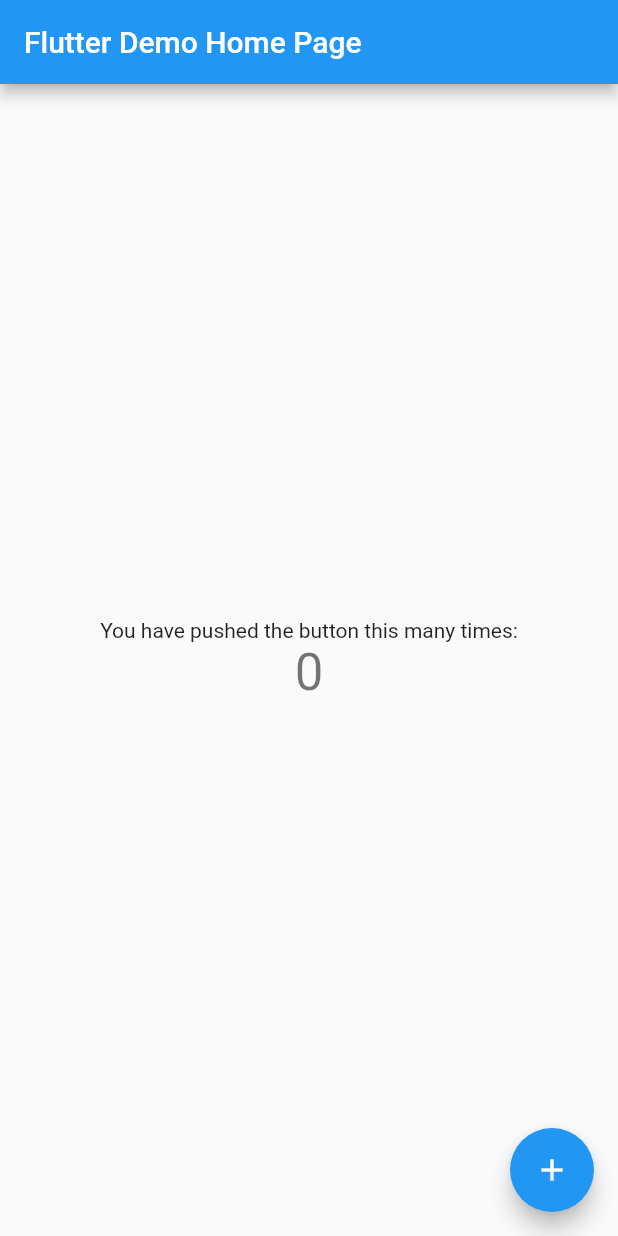
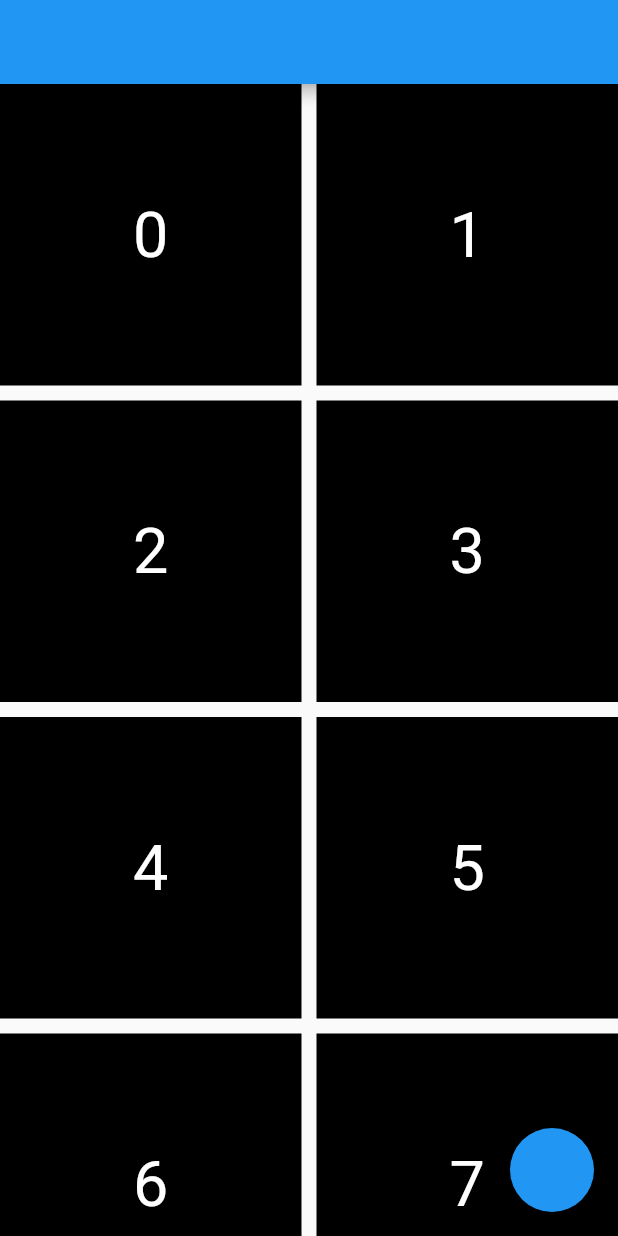
Before and after one commit to YukiOnishi1129/flutterpractice, a Flutter app: the screen it shows after launch, on a phone screen of 412 x 824 dp. Run offline on Flutter 3.47's test engine with Material 2 defaults, Android fonts, the phone set to English and light mode, and no system bars.

Commit message:
GridViewのページ作成

```diff
--- /dev/null
+++ b/lib/grid_view_page.dart
@@ -0,0 +1,33 @@
+import 'package:flutter/material.dart';
+
+class GridViewPage extends StatefulWidget {
+  @override
+  _GridViewPageState createState() => _GridViewPageState();
+}
+
+class _GridViewPageState extends State<GridViewPage> {
+  @override
+  Widget build(BuildContext context) {
+    return Scaffold(
+      appBar: AppBar(),
+      floatingActionButton: FloatingActionButton(
+        onPressed: () {},
+      ),
+      body: GridView.builder(
+        gridDelegate: SliverGridDelegateWithFixedCrossAxisCount(
+          crossAxisCount: 2,
+          crossAxisSpacing: 10,
+          mainAxisSpacing: 10,
+        ),
+        itemBuilder: (context, index) => Container(
+            color: Colors.black,
+            child: Center(
+                child: Text(index.toString(),
+                    style: TextStyle(
+                      fontSize: 42,
+                      color: Colors.white,
+                    )))),
+      ),
+    );
+  }
+}
--- a/lib/main.dart
+++ b/lib/main.dart
@@ -1,8 +1,8 @@
 import 'package:flutter/material.dart';
 
-void main() {
-  runApp(const MyApp());
-}
+import 'grid_view_page.dart';
+
+void main() => runApp(const MyApp());
 
 class MyApp extends StatelessWidget {
   const MyApp({Key? key}) : super(key: key);
@@ -11,58 +11,54 @@ class MyApp extends StatelessWidget {
   @override
   Widget build(BuildContext context) {
     return MaterialApp(
-      title: 'Flutter Demo',
-      theme: ThemeData(
-        primarySwatch: Colors.blue,
-      ),
-      home: const MyHomePage(title: 'Flutter Demo Home Page'),
+      home: GridViewPage(),
     );
   }
 }
 
-class MyHomePage extends StatefulWidget {
-  const MyHomePage({Key? key, required this.title}) : super(key: key);
-
-  final String title;
-
-  @override
-  State<MyHomePage> createState() => _MyHomePageState();
-}
-
-class _MyHomePageState extends State<MyHomePage> {
-  int _counter = 0;
-
-  void _incrementCounter() {
-    setState(() {
-      _counter++;
-    });
-  }
-
-  @override
-  Widget build(BuildContext context) {
-    return Scaffold(
-      appBar: AppBar(
-        title: Text(widget.title),
-      ),
-      body: Center(
-        child: Column(
-          mainAxisAlignment: MainAxisAlignment.center,
-          children: <Widget>[
-            const Text(
-              'You have pushed the button this many times:',
-            ),
-            Text(
-              '$_counter',
-              style: Theme.of(context).textTheme.headline4,
-            ),
-          ],
-        ),
-      ),
-      floatingActionButton: FloatingActionButton(
-        onPressed: _incrementCounter,
-        tooltip: 'Increment',
-        child: const Icon(Icons.add),
-      ),
-    );
-  }
-}
+// class MyHomePage extends StatefulWidget {
+//   const MyHomePage({Key? key, required this.title}) : super(key: key);
+//
+//   final String title;
+//
+//   @override
+//   State<MyHomePage> createState() => _MyHomePageState();
+// }
+//
+// class _MyHomePageState extends State<MyHomePage> {
+//   int _counter = 0;
+//
+//   void _incrementCounter() {
+//     setState(() {
+//       _counter++;
+//     });
+//   }
+//
+//   @override
+//   Widget build(BuildContext context) {
+//     return Scaffold(
+//       appBar: AppBar(
+//         title: Text(widget.title),
+//       ),
+//       body: Center(
+//         child: Column(
+//           mainAxisAlignment: MainAxisAlignment.center,
+//           children: <Widget>[
+//             const Text(
+//               'You have pushed the button this many times:',
+//             ),
+//             Text(
+//               '$_counter',
+//               style: Theme.of(context).textTheme.headline4,
+//             ),
+//           ],
+//         ),
+//       ),
+//       floatingActionButton: FloatingActionButton(
+//         onPressed: _incrementCounter,
+//         tooltip: 'Increment',
+//         child: const Icon(Icons.add),
+//       ),
+//     );
+//   }
+// }
```
